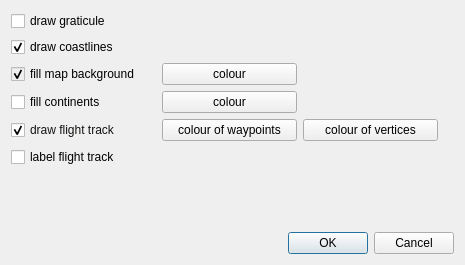
The window that mslib/msui/ui/ui_topview_mapappearance.ui (Open-MSS/MSS) describes before a commit, drawn with Qt 5.
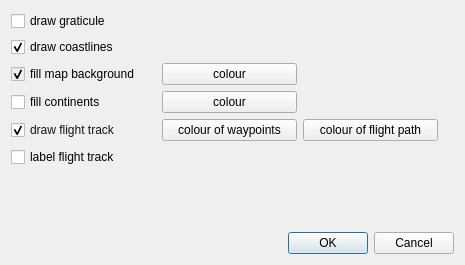
The same window after the commit.

Commit message:
Renamed "colour of vertices" to "colour of flight path"
This should be more intuitive to most people.

Fix issue #347

```diff
--- a/mslib/msui/ui/ui_topview_mapappearance.ui
+++ b/mslib/msui/ui/ui_topview_mapappearance.ui
@@ -348,7 +348,7 @@
         </size>
        </property>
        <property name="text">
-        <string>colour of vertices</string>
+        <string>colour of flight path</string>
        </property>
       </widget>
      </item>
```
The commit also changes 3 other files.
